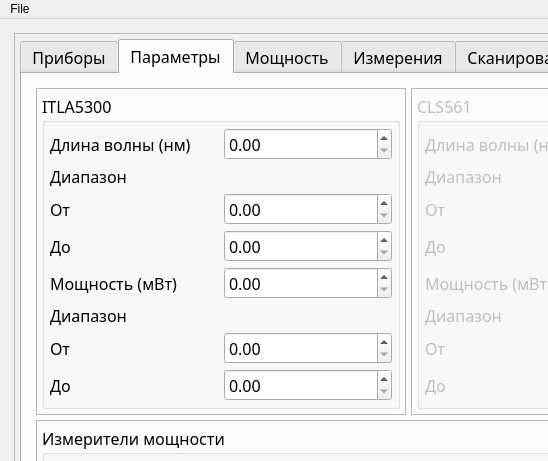
Above: gui/gui.ui from ghost211221/laser_power_stand before the change; both pictures show x 0 to 548 and y 0 to 461 of the 1217 by 847 pixel window. Below: the same form after it.
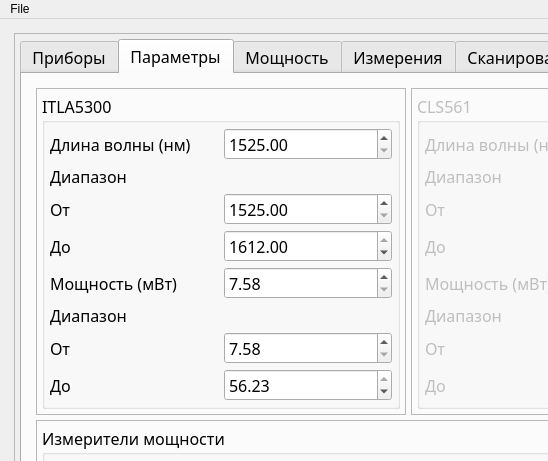
That is the form after the change. The open tabs and pages were chosen to show the change. Icons and pictures are not drawn.

Diff of the .ui file:
```diff
--- a/gui/gui.ui
+++ b/gui/gui.ui
@@ -1421,7 +1421,17 @@
                       </widget>
                      </item>
                      <item row="8" column="1">
-                      <widget class="QDoubleSpinBox" name="itla5300PowerStopSpin"/>
+                      <widget class="QDoubleSpinBox" name="itla5300PowerStopSpin">
+                       <property name="minimum">
+                        <double>7.580000000000000</double>
+                       </property>
+                       <property name="maximum">
+                        <double>56.229999999999997</double>
+                       </property>
+                       <property name="value">
+                        <double>56.229999999999997</double>
+                       </property>
+                      </widget>
                      </item>
                      <item row="8" column="0">
                       <widget class="QLabel" name="label_29">
@@ -1431,7 +1441,14 @@
                       </widget>
                      </item>
                      <item row="2" column="1">
-                      <widget class="QDoubleSpinBox" name="itla5300WaveLenStartSpin"/>
+                      <widget class="QDoubleSpinBox" name="itla5300WaveLenStartSpin">
+                       <property name="minimum">
+                        <double>1525.000000000000000</double>
+                       </property>
+                       <property name="maximum">
+                        <double>1612.000000000000000</double>
+                       </property>
+                      </widget>
                      </item>
                      <item row="2" column="0">
                       <widget class="QLabel" name="label_24">
@@ -1441,13 +1458,43 @@
                       </widget>
                      </item>
                      <item row="7" column="1">
-                      <widget class="QDoubleSpinBox" name="itla5300PowerStartSpin"/>
+                      <widget class="QDoubleSpinBox" name="itla5300PowerStartSpin">
+                       <property name="minimum">
+                        <double>7.580000000000000</double>
+                       </property>
+                       <property name="maximum">
+                        <double>56.229999999999997</double>
+                       </property>
+                      </widget>
                      </item>
                      <item row="3" column="1">
-                      <widget class="QDoubleSpinBox" name="itla5300WaveLenStopSpin"/>
+                      <widget class="QDoubleSpinBox" name="itla5300WaveLenStopSpin">
+                       <property name="minimum">
+                        <double>1525.000000000000000</double>
+                       </property>
+                       <property name="maximum">
+                        <double>1612.000000000000000</double>
+                       </property>
+                       <property name="value">
+                        <double>1612.000000000000000</double>
+                       </property>
+                      </widget>
                      </item>
                      <item row="0" column="1">
-                      <widget class="QDoubleSpinBox" name="itla5300WaveLenSpin"/>
+                      <widget class="QDoubleSpinBox" name="itla5300WaveLenSpin">
+                       <property name="decimals">
+                        <number>2</number>
+                       </property>
+                       <property name="minimum">
+                        <double>1525.000000000000000</double>
+                       </property>
+                       <property name="maximum">
+                        <double>1612.000000000000000</double>
+                       </property>
+                       <property name="value">
+                        <double>1525.000000000000000</double>
+                       </property>
+                      </widget>
                      </item>
                      <item row="1" column="0">
                       <widget class="QLabel" name="label_11">
@@ -1464,7 +1511,14 @@
                       </widget>
                      </item>
                      <item row="4" column="1">
-                      <widget class="QDoubleSpinBox" name="itla5300PowerSpin"/>
+                      <widget class="QDoubleSpinBox" name="itla5300PowerSpin">
+                       <property name="minimum">
+                        <double>7.580000000000000</double>
+                       </property>
+                       <property name="maximum">
+                        <double>56.229999999999997</double>
+                       </property>
+                      </widget>
                      </item>
                      <item row="6" column="0">
                       <widget class="QLabel" name="label_27">
```
Left out of the diff: 41 changed lines with no effect on the pictures.
